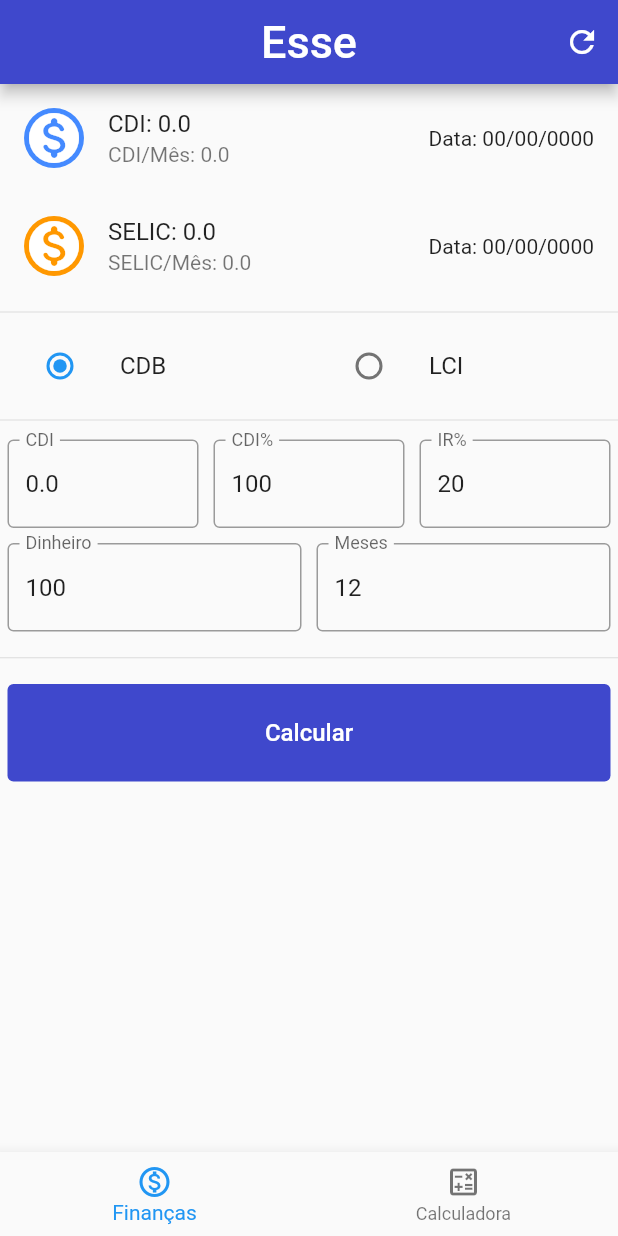
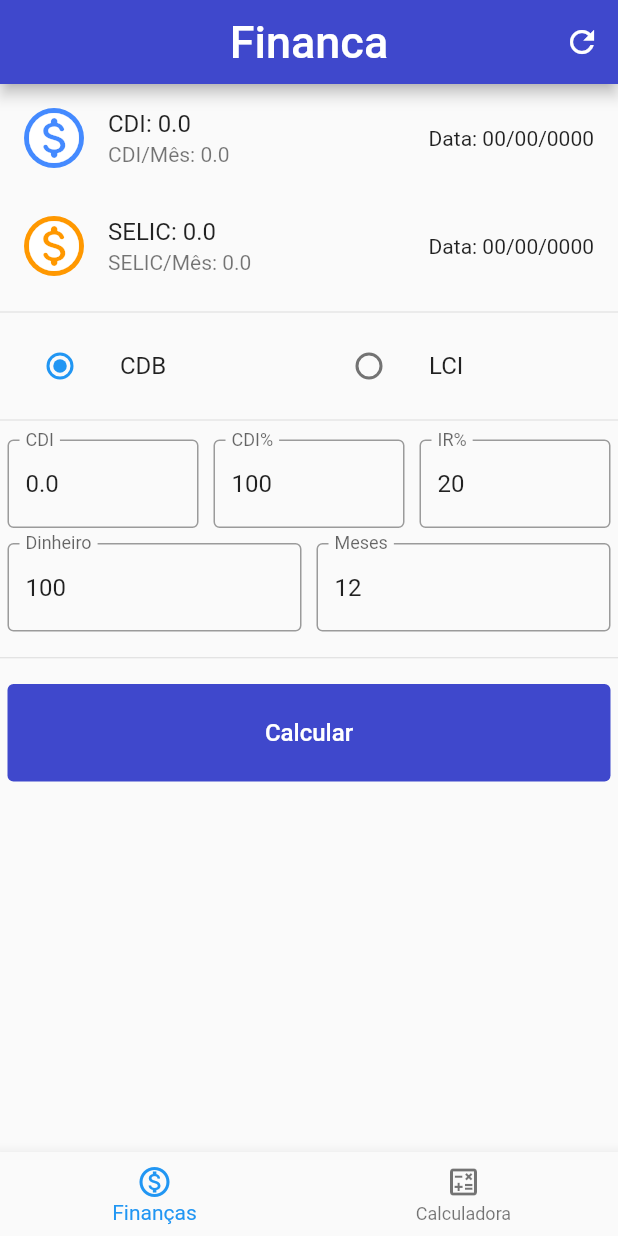
Before and after one commit to Marcos13169/kestisfinanca, a Flutter app: the screen it shows after launch, on a phone screen of 412 x 824 dp. Run offline on Flutter 3.47's test engine with Material 2 defaults, Android fonts, the light colour scheme and no system bars; our stand-ins replace google_fonts, shared_preferences; missing offline and left inert: function_tree.

Commit message:
first commit

```diff
--- a/lib/pagina_financa.dart
+++ b/lib/pagina_financa.dart
@@ -257,7 +257,7 @@ class _PaginaFinancaState extends State<PaginaFinanca> {
   @override
   Widget build(BuildContext context) {
     return Scaffold(
-      appBar: Componentes().criaAppBar('Esse', 30, Colors.white, buscarCDI,
+      appBar: Componentes().criaAppBar('Financa', 30, Colors.white, buscarCDI,
           const Icon(Icons.refresh_outlined)),
       body: SingleChildScrollView(
         physics: ScrollPhysics(),
```
